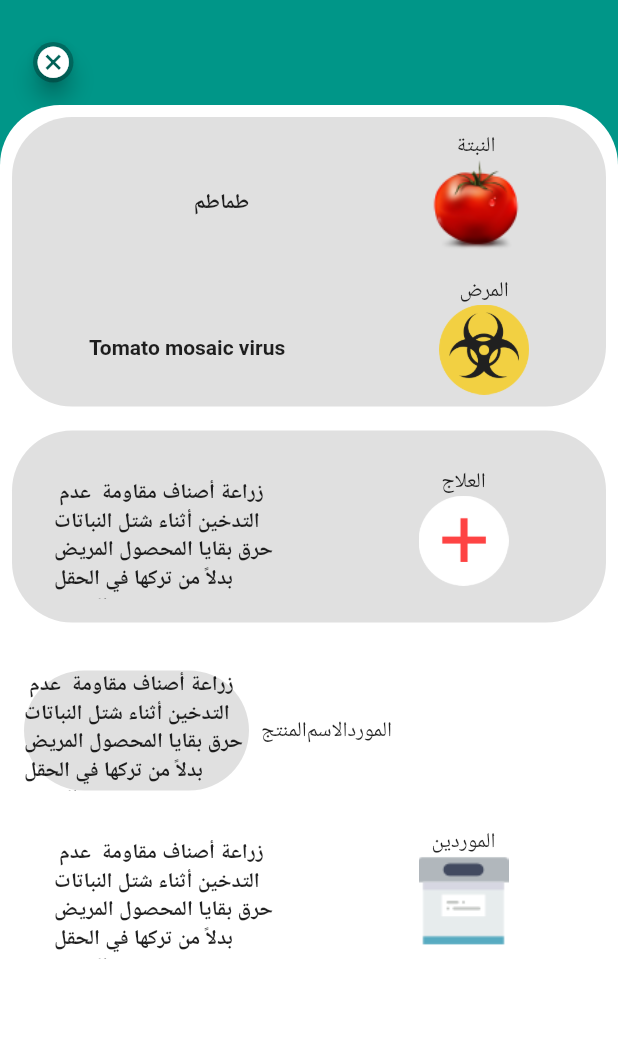
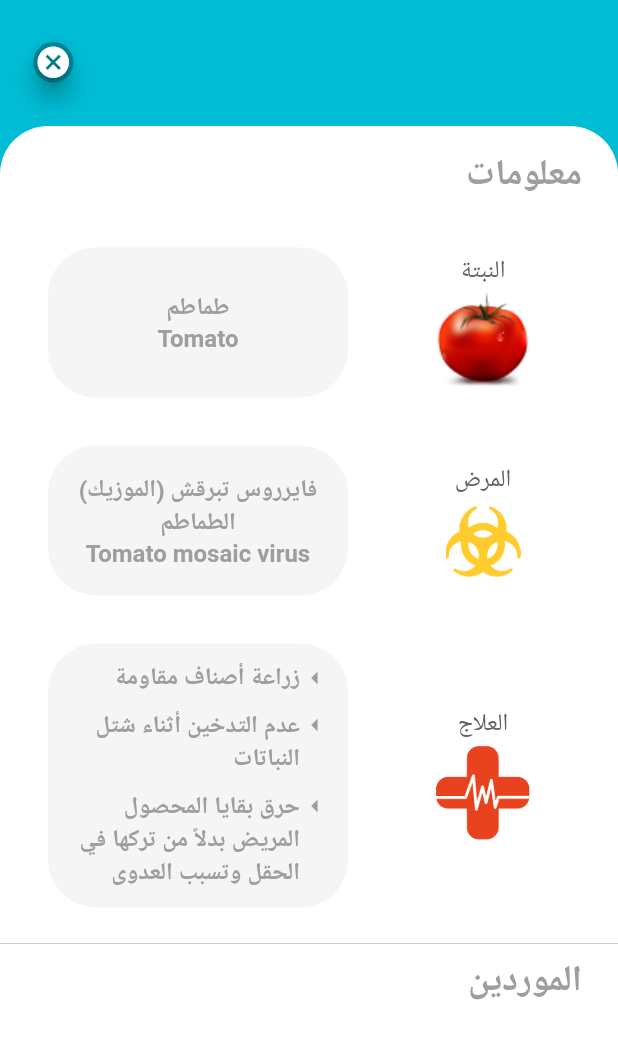
Before and after one commit to YousefBaj/Armonia, a Flutter app: the inforamtion screen opened directly, on a phone screen of 412 x 824 dp. Shown: the top 1039 px of the screen. Run offline on Flutter 3.47's test engine with Material 2 defaults, Android fonts, the phone set to English and light mode, and no system bars; our stand-ins replace camera, image_picker, shared_preferences; missing offline and left inert: page_view_indicator; accounts and stored records are empty; network calls fail.

Commit message:
finish information screen

```diff
--- a/lib/screen/information.dart
+++ b/lib/screen/information.dart
@@ -38,8 +38,8 @@ class _inforamtionState extends State<inforamtion> {
       body: Stack(
         children: <Widget>[
           Container(
-            color: Colors.teal,
-            height: 600,
+            color: Colors.cyan,
+            height: MediaQuery.of(context).size.height,
             child: Column(
               children: <Widget>[
                 Row(
@@ -52,6 +52,7 @@ class _inforamtionState extends State<inforamtion> {
                         padding: const EdgeInsets.only(top: 28, left: 16),
                         child: FloatingActionButton(
                             heroTag: "cancel",
+                            foregroundColor: Colors.white,
                             child: Icon(
                               Icons.cancel,
                               size: 25,
@@ -68,236 +69,278 @@ class _inforamtionState extends State<inforamtion> {
             ),
           ),
           Container(
-            margin: EdgeInsets.only(top: 70),
+            margin: EdgeInsets.only(top: 84),
             decoration: new BoxDecoration(
                 color: Colors.white,
                 borderRadius: new BorderRadius.only(
-                    topLeft: const Radius.circular(40.0),
-                    topRight: const Radius.circular(40.0))),
-            child: Stack(
-              children: <Widget>[
-                Column(
+                    topLeft: const Radius.circular(32.0),
+                    topRight: const Radius.circular(32.0))),
+            height: MediaQuery.of(context).size.height,
+            child: SingleChildScrollView(
+              child: Column(
                 children: <Widget>[
                   Container(
-                      margin: EdgeInsets.all(8),
+                    child: Text(
+                      'معلومات',
+                      style: TextStyle(
+                          fontSize: 24,
+                          fontWeight: FontWeight.bold,
+                          color: Colors.grey),
+                      textAlign: TextAlign.end,
+                    ),
+                    width: MediaQuery.of(context).size.width,
+                    margin: EdgeInsets.only(right: 24, top: 16),
+                  ),
+                  Row(
+                    mainAxisAlignment: MainAxisAlignment.spaceBetween,
+                    children: <Widget>[
+                      Container(
                         decoration: new BoxDecoration(
-                        color: Colors.black12,
+                          color: Colors.grey.shade100,
                           borderRadius: new BorderRadius.only(
-                          topLeft: const Radius.circular(40.0),
-                          topRight: const Radius.circular(40.0),
-                          bottomLeft: const Radius.circular(40.0),
-                          bottomRight: const Radius.circular(40.0),
+                            topLeft: const Radius.circular(32.0),
+                            topRight: const Radius.circular(32.0),
+                            bottomRight: const Radius.circular(32.0),
+                            bottomLeft: const Radius.circular(32.0),
                           ),
                         ),
-                      child: Padding(
-                        padding: EdgeInsets.only(top: 8, bottom: 8),
+                        margin: EdgeInsets.only(left: 32, top: 32),
+                        height: 100,
+                        width: 200,
+                        child: Center(
+                            child: Column(
+                          mainAxisAlignment: MainAxisAlignment.center,
+                          children: <Widget>[
+                            Text(
+                              "طماطم",
+                              style: TextStyle(
+                                  fontSize: 16,
+                                  fontWeight: FontWeight.bold,
+                                  color: Colors.grey.shade500),
+                              textAlign: TextAlign.center,
+                            ),
+                            Text(
+                              "Tomato",
+                              style: TextStyle(
+                                  fontSize: 16,
+                                  fontWeight: FontWeight.bold,
+                                  color: Colors.grey.shade500),
+                              textAlign: TextAlign.center,
+                            ),
+                          ],
+                        )),
+                      ),
+                      Padding(
+                        padding: EdgeInsets.only(top: 33),
                         child: Column(
                           children: <Widget>[
-                            Row(
-                              mainAxisAlignment: MainAxisAlignment.spaceEvenly,
-                              children: <Widget>[
-                                Padding(
-                                  padding: EdgeInsets.only(top: 16),
-                                  child: Container(
-                                    width: 150,
-                                    height: 50,
-                                    margin: EdgeInsets.all(8),
-                                    child: Center(
-                                        child: Text(
-                                      "طماطم",
+                            Text(
+                              "النبتة",
                               style: TextStyle(
-                                          fontWeight: FontWeight.bold),
-                                    )),
+                                  color: Colors.grey.shade700, fontSize: 16),
                             ),
-                                ),
-                                Column(
-                                  mainAxisAlignment:
-                                      MainAxisAlignment.spaceAround,
-                                  children: <Widget>[
-                                    Text("النبتة"),
-                                    Container(
-                                        child: Image(
-                                      image: ExactAssetImage(
-                                          'assets/images/tomato.png'),
-                                      width: 60,
-                                      height: 60,
-                                    )),
-                                  ],
+                            Image(
+                              image: AssetImage('assets/images/tomato.png'),
+                              width: 70,
+                              height: 70,
                             ),
                           ],
                         ),
-                            SizedBox(
-                              height: 16,
+                      ),
+                      SizedBox(),
+                    ],
                   ),
                   Row(
-                              mainAxisAlignment: MainAxisAlignment.spaceAround,
+                    mainAxisAlignment: MainAxisAlignment.spaceBetween,
                     children: <Widget>[
-                                Padding(
-                                  padding: EdgeInsets.only(top: 16),
-                                  child: Container(
+                      Container(
+                        decoration: new BoxDecoration(
+                          color: Colors.grey.shade100,
+                          borderRadius: new BorderRadius.only(
+                            topLeft: const Radius.circular(32.0),
+                            topRight: const Radius.circular(32.0),
+                            bottomRight: const Radius.circular(32.0),
+                            bottomLeft: const Radius.circular(32.0),
+                          ),
+                        ),
+                        margin: EdgeInsets.only(left: 32, top: 32),
+                        height: 100,
+                        width: 200,
                         child: Center(
-                                        child: Text(
+                            child: Column(
+                          mainAxisAlignment: MainAxisAlignment.center,
+                          crossAxisAlignment: CrossAxisAlignment.center,
+                          children: <Widget>[
+                            Text(
+                              "فايرروس تبرقش (الموزيك) الطماطم",
+                              style: TextStyle(
+                                  fontSize: 16,
+                                  fontWeight: FontWeight.bold,
+                                  color: Colors.grey.shade500),
+                              textAlign: TextAlign.center,
+                            ),
+                            Text(
                               "Tomato mosaic virus",
                               style: TextStyle(
-                                          fontWeight: FontWeight.bold),
+                                  fontSize: 16,
+                                  fontWeight: FontWeight.bold,
+                                  color: Colors.grey.shade500),
+                              textAlign: TextAlign.center,
+                            ),
+                          ],
                         )),
                       ),
+                      Padding(
+                        padding: EdgeInsets.only(top: 33),
+                        child: Column(
+                          children: <Widget>[
+                            Text(
+                              "المرض",
+                              style: TextStyle(
+                                  color: Colors.grey.shade700, fontSize: 16),
                             ),
-                                Column(
-                                  mainAxisAlignment:
-                                      MainAxisAlignment.spaceAround,
-                                  children: <Widget>[
-                                    Text("المرض"),
-                                    Container(
-                                      child: Image(
-                                        image: ExactAssetImage(
-                                            'assets/images/hazard.png'),
-                                        width: 60,
-                                        height: 60,
+                            SizedBox(
+                              height: 5,
                             ),
+                            Image(
+                              image: AssetImage('assets/images/hazard.png'),
+                              width: 50,
+                              height: 50,
                             ),
                           ],
                         ),
+                      ),
+                      SizedBox(),
+                    ],
+                  ),
+                  Row(
+                    mainAxisAlignment: MainAxisAlignment.spaceBetween,
+                    children: <Widget>[
+                      Container(
+                        decoration: new BoxDecoration(
+                          color: Colors.grey.shade100,
+                          borderRadius: new BorderRadius.only(
+                            topLeft: const Radius.circular(32.0),
+                            topRight: const Radius.circular(32.0),
+                            bottomRight: const Radius.circular(32.0),
+                            bottomLeft: const Radius.circular(32.0),
+                          ),
+                        ),
+                        margin: EdgeInsets.only(left: 32, top: 32),
+
+                        width: 200,
+                        child: Padding(
+                          padding: EdgeInsets.all(12),
+                          child: Column(
+                            mainAxisAlignment: MainAxisAlignment.center,
+
+                            children: <Widget>[
+                              Row(
+                                children: <Widget>[
+                                  Expanded(
+                                    child: Text(
+                                      "زراعة أصناف مقاومة",
+                                      style: TextStyle(
+                                          fontSize: 16,
+                                          fontWeight: FontWeight.bold,
+                                          color: Colors.grey.shade500),
+                                      textAlign: TextAlign.end,
+                                    ),
+                                  ),
+                                  Icon(Icons.arrow_left,size: 20,color: Colors.grey.shade500,),
+                                ],
+                              ),
+                              SizedBox(
+                                height: 10,
+                              ),
+                              Row(
+
+                                crossAxisAlignment: CrossAxisAlignment.start,
+                                children: <Widget>[
+                                  Expanded(
+                                    child: Text(
+                                      "عدم التدخين أثناء شتل النباتات",
+                                      style: TextStyle(
+                                          fontSize: 16,
+                                          fontWeight: FontWeight.bold,
+                                          color: Colors.grey.shade500),
+                                      textAlign: TextAlign.end,
+                                    ),
+                                  ),
+                                  Icon(Icons.arrow_left,size: 20,color: Colors.grey.shade500,),
+                                ],
+                              ),
+                              SizedBox(
+                                height: 10,
+                              ),
+                              Row(
+                                crossAxisAlignment: CrossAxisAlignment.start,
+                                children: <Widget>[
+                                  Expanded(
+                                    child: Text(
+                                      " حرق بقايا المحصول المريض بدلاً من تركها في الحقل وتسبب العدوى",
+                                      style: TextStyle(
+                                          fontSize: 16,
+                                          fontWeight: FontWeight.bold,
+                                          color: Colors.grey.shade500),
+                                      textAlign: TextAlign.end,
+                                    ),
+                                  ),
+                                  Icon(Icons.arrow_left,size: 20,color: Colors.grey.shade500,),
                                 ],
                               ),
                             ],
                           ),
                         ),
                       ),
-                    Container(
-                      decoration: new BoxDecoration(
-                        color: Colors.black12,
-                        borderRadius: new BorderRadius.only(
-                          topLeft: const Radius.circular(40.0),
-                          topRight: const Radius.circular(40.0),
-                          bottomLeft:
-                          const Radius.circular(40.0),
-                          bottomRight:
-                          const Radius.circular(40.0),
+                      Padding(
+                        padding: EdgeInsets.only(top: 33),
+                        child: Column(
+                          children: <Widget>[
+                            Text(
+                              "العلاج",
+                              style: TextStyle(
+                                  color: Colors.grey.shade700, fontSize: 16),
+                            ),
+                            Image(
+                              image: AssetImage('assets/images/MEDI.png'),
+                              width: 70,
+                              height: 70,
+                            ),
+                          ],
                         ),
                       ),
-                      margin: EdgeInsets.all(8),
-                      child: Padding(
-                        padding: EdgeInsets.only(top: 8, bottom: 8),
-                        child: Column(
+                      SizedBox(),
+                    ],
+                  ),
+                  SizedBox(
+                    height: 16,
+                  ),
+                  Divider(
+                    color: Colors.grey.shade600,
+                    thickness: 0.25,
+                  ),
+                  Container(
+                    child: Text(
+                      'الموردين',
+                      style: TextStyle(
+                          fontSize: 24,
+                          fontWeight: FontWeight.bold,
+                          color: Colors.grey),
+                      textAlign: TextAlign.end,
+                    ),
+                    width: MediaQuery.of(context).size.width,
+                    margin: EdgeInsets.only(right: 24),
+                  ),
+                  Row(
                     children: <Widget>[
-                            Row(
-                              mainAxisAlignment: MainAxisAlignment.spaceAround,
-                              children: <Widget>[
-                                Padding(
-                                  padding: EdgeInsets.only(top: 16),
-                                  child: Container(
-                                      width: 150,
-                                      height: 80,
+                      Container(
 
-                                      margin: EdgeInsets.all(8),
-                                      child: Center(
-                                        child: Text(
-                                          " زراعة أصناف مقاومة  عدم التدخين أثناء شتل النباتات حرق بقايا المحصول المريض  بدلاً من تركها في الحقل وتسبب العدوى",
-                                          style: TextStyle(
-                                              fontWeight: FontWeight.bold),
-                                        ),
-                                      )),
-                                ),
-                                Column(
-                                  mainAxisAlignment:
-                                      MainAxisAlignment.spaceAround,
-                                  children: <Widget>[
-                                    Text("العلاج"),
-                                    Container(
-                                        width: 150,
-                                        height: 60,
-                                        child: Image(
-                                          image: ExactAssetImage(
-                                              'assets/images/MEDI.png'),
-                                          width: 60,
-                                          height: 60,
-                                        )),
-                                  ],
                       ),
                     ],
                   ),
                 ],
               ),
-                      ),
-                    ),
-                    Container(
-                      margin: EdgeInsets.all(8),
-                      child: Padding(
-                        padding: EdgeInsets.only(top: 8, bottom: 8),
-                        child: Column(
-                          children: <Widget>[
-                            Row(
-                              children: <Widget>[ Column(children: <Widget>[
-                                Container(
-                                    width: 150,
-                                    height: 80,
-                                    decoration: new BoxDecoration(
-                                      color: Colors.black12,
-                                      borderRadius: new BorderRadius.only(
-                                        topLeft: const Radius.circular(40.0),
-                                        topRight: const Radius.circular(40.0),
-                                        bottomLeft:
-                                        const Radius.circular(40.0),
-                                        bottomRight:
-                                        const Radius.circular(40.0),
-                                      ),
-                                    ),
-                                    margin: EdgeInsets.all(8),
-                                    child: Center(
-                                      child: Text(
-                                        " زراعة أصناف مقاومة  عدم التدخين أثناء شتل النباتات حرق بقايا المحصول المريض  بدلاً من تركها في الحقل وتسبب العدوى",
-                                        style: TextStyle(
-                                            fontWeight: FontWeight.bold),
-                                      ),
-                                    )),
-                              ],),
-                              Text("المنتج"),
-                              Text("الاسم"),
-                              Text("المورد"),
-                            ],),
-                            Row(
-                              mainAxisAlignment: MainAxisAlignment.spaceAround,
-                              children: <Widget>[
-                                Padding(
-                                  padding: EdgeInsets.only(top: 16),
-                                  child: Container(
-                                      width: 150,
-                                      height: 80,
-                                      margin: EdgeInsets.all(8),
-                                      child: Center(
-                                        child: Text(
-                                          " زراعة أصناف مقاومة  عدم التدخين أثناء شتل النباتات حرق بقايا المحصول المريض  بدلاً من تركها في الحقل وتسبب العدوى",
-                                          style: TextStyle(
-                                              fontWeight: FontWeight.bold),
-                                        ),
-                                      )),
-                                ),
-                                Column(
-                                  mainAxisAlignment:
-                                      MainAxisAlignment.spaceAround,
-                                  children: <Widget>[
-                                    Text("الموردين"),
-                                    Container(
-                                        width: 150,
-                                        height: 60,
-                                        child: Image(
-                                          image: ExactAssetImage(
-                                              'assets/images/archive.png'),
-                                          width: 60,
-                                          height: 60,
-                                        )),
-                                  ],
-                                ),
-                              ],
-                            ),
-                          ],
-                        ),
-                      ),
-                    ),
-                  ],
-                ),
-              ],
             ),
           ),
         ],
--- a/lib/screen/previewscreen.dart
+++ b/lib/screen/previewscreen.dart
@@ -94,7 +94,13 @@ class _PreviewImageScreenState extends State<PreviewImageScreen> {
                     ),
                     backgroundColor: Colors.black26,
                     onPressed: () {
-                      _uploadImage();
+                      Navigator.push(
+                        context,
+                        MaterialPageRoute(
+                          builder: (context) => inforamtion(),
+                        ),
+                      );
+//                      _uploadImage();
                     }),
               )
             ],
```
Also changed, not shown: assets/images/MEDI.png, assets/images/hazard.png, pubspec.lock, 2 other files. Lines whose indentation alone changed are shown as unchanged.
